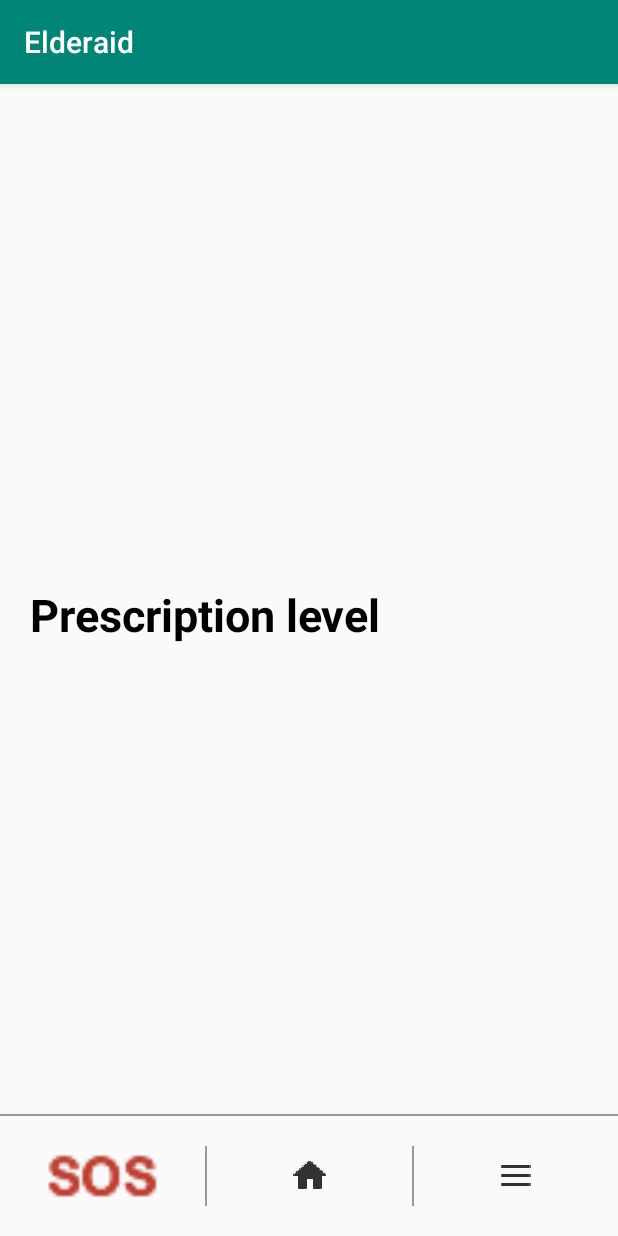
After one commit to NathanLib/ElderAid, an Android app: the PrescriptionLevelActivity screen opened directly, with no data from a screen before it, on a phone screen of 412 x 824 dp. The commit adds this screen. Run offline under Robolectric (Android 15) with nearby library versions, the phone set to English and light mode, and no system bars.

Commit message:
Fix contact scrollview issues

```diff
--- a/ElderAid/app/src/main/AndroidManifest.xml
+++ b/ElderAid/app/src/main/AndroidManifest.xml
@@ -9,6 +9,9 @@
         android:roundIcon="@mipmap/ic_launcher_round"
         android:supportsRtl="true"
         android:theme="@style/AppTheme">
+        <activity android:name=".PrescriptionLevelActivity">
+
+        </activity>
         <activity android:name=".ContactActivity">
             <intent-filter>
                 <action android:name="android.intent.action.MAIN" />
@@ -16,9 +19,7 @@
                 <category android:name="android.intent.category.LAUNCHER" />
             </intent-filter>
         </activity>
-        <activity android:name=".MainActivity">
-
-        </activity>
+        <activity android:name=".MainActivity"></activity>
     </application>
 
 </manifest>
--- /dev/null
+++ b/ElderAid/app/src/main/java/uk/ac/rgu/elderaid/PrescriptionLevelActivity.java
@@ -0,0 +1,14 @@
+package uk.ac.rgu.elderaid;
+
+import androidx.appcompat.app.AppCompatActivity;
+
+import android.os.Bundle;
+
+public class PrescriptionLevelActivity extends AppCompatActivity {
+
+    @Override
+    protected void onCreate(Bundle savedInstanceState) {
+        super.onCreate(savedInstanceState);
+        setContentView(R.layout.activity_prescription_level);
+    }
+}
--- a/ElderAid/app/src/main/res/layout/activity_contact.xml
+++ b/ElderAid/app/src/main/res/layout/activity_contact.xml
@@ -8,9 +8,7 @@
 
     <ScrollView
         android:layout_width="match_parent"
-        android:layout_height="wrap_content"
-        android:layout_marginBottom="80dp"
-        android:paddingTop="80dp"
+        android:layout_height="0dp"
         app:layout_constraintBottom_toTopOf="@id/BorderHorizontalNavBar"
         app:layout_constraintLeft_toLeftOf="parent"
         app:layout_constraintRight_toRightOf="parent"
--- /dev/null
+++ b/ElderAid/app/src/main/res/layout/activity_prescription_level.xml
@@ -0,0 +1,93 @@
+<?xml version="1.0" encoding="utf-8"?>
+<androidx.constraintlayout.widget.ConstraintLayout xmlns:android="http://schemas.android.com/apk/res/android"
+    xmlns:app="http://schemas.android.com/apk/res-auto"
+    xmlns:tools="http://schemas.android.com/tools"
+    android:layout_width="match_parent"
+    android:layout_height="match_parent"
+    tools:context=".PrescriptionLevelActivity">
+
+    <ScrollView
+        android:layout_width="match_parent"
+        android:layout_height="wrap_content"
+        android:layout_marginBottom="80dp"
+        android:paddingTop="80dp"
+        app:layout_constraintBottom_toTopOf="@id/BorderHorizontalNavBar"
+        app:layout_constraintLeft_toLeftOf="parent"
+        app:layout_constraintRight_toRightOf="parent"
+        app:layout_constraintTop_toTopOf="parent">
+
+        <androidx.constraintlayout.widget.ConstraintLayout
+            android:layout_width="match_parent"
+            android:layout_height="wrap_content">
+
+            <TextView
+                android:id="@+id/prescription_tvTitle"
+                android:layout_width="wrap_content"
+                android:layout_height="wrap_content"
+                android:layout_marginTop="20dp"
+                android:paddingLeft="20dp"
+                android:text="@string/prescription_tvTitle"
+                android:textColor="@color/black"
+                android:textSize="30dp"
+                android:textStyle="bold"
+                app:layout_constraintTop_toTopOf="parent" />
+
+
+
+        </androidx.constraintlayout.widget.ConstraintLayout>
+    </ScrollView>
+
+    <View
+        android:id="@+id/BorderHorizontalNavBar"
+        style="@style/BorderHorizontal"
+        app:layout_constraintBottom_toTopOf="@id/navbar"
+        app:layout_constraintLeft_toLeftOf="parent" />
+
+    <LinearLayout
+        android:id="@+id/navbar"
+        android:layout_width="match_parent"
+        android:layout_height="wrap_content"
+        android:orientation="horizontal"
+        app:layout_constraintBottom_toBottomOf="parent">
+
+        <androidx.appcompat.widget.AppCompatImageButton
+            android:id="@+id/btnSOS"
+            android:layout_width="match_parent"
+            android:layout_height="wrap_content"
+            android:layout_weight="1"
+            android:background="@color/transparent"
+            android:minHeight="80dp"
+            android:scaleType="fitCenter"
+            android:src="@drawable/ic_sos" />
+
+        <View
+            style="@style/BorderVertical"
+            app:layout_constraintBottom_toTopOf="@id/navbar"
+            app:layout_constraintLeft_toLeftOf="parent" />
+
+        <androidx.appcompat.widget.AppCompatImageButton
+            android:id="@+id/btnHome"
+            android:layout_width="match_parent"
+            android:layout_height="wrap_content"
+            android:layout_weight="1"
+            android:background="@color/transparent"
+            android:minHeight="80dp"
+            android:src="@drawable/ic_home" />
+
+        <View
+            style="@style/BorderVertical"
+            app:layout_constraintBottom_toTopOf="@id/navbar"
+            app:layout_constraintLeft_toLeftOf="parent" />
+
+        <androidx.appcompat.widget.AppCompatImageButton
+            android:id="@+id/btnMenu"
+            android:layout_width="match_parent"
+            android:layout_height="wrap_content"
+            android:layout_weight="1"
+            android:background="@color/transparent"
+            android:minHeight="80dp"
+            android:src="@drawable/ic_menu" />
+
+    </LinearLayout>
+
+</androidx.constraintlayout.widget.ConstraintLayout>
--- a/ElderAid/app/src/main/res/values/strings.xml
+++ b/ElderAid/app/src/main/res/values/strings.xml
@@ -18,4 +18,7 @@
     <string name="contact_tvContactsB">B</string>
     <string name="contact_tvContactB1">Balbert Einstein</string>
     <string name="contact_tvContactB2">Balbert Camus</string>
+
+    <!-- Strings for PrescriptionLevel page -->
+    <string name="prescription_tvTitle">Prescription level</string>
 </resources>
```
